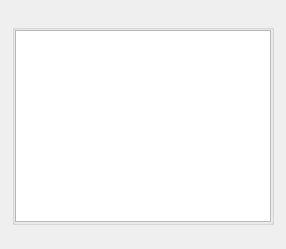
Above: src/gambitpairing/ui/history_view.ui from gambit-devs/gambit-pairing before the change. Below: the same form after it.
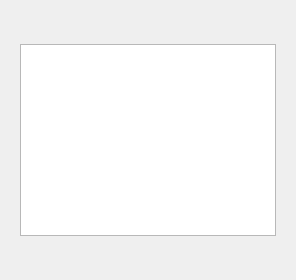
That is the form after the change.

The edit to the form file:
```diff
--- a/src/gambitpairing/ui/history_view.ui
+++ b/src/gambitpairing/ui/history_view.ui
@@ -6,60 +6,15 @@
    <string>History Log</string>
   </property>
   <layout class="QVBoxLayout" name="main_layout">
-   <property name="spacing">
-    <number>12</number>
-   </property>
-   <property name="leftMargin">
-    <number>12</number>
-   </property>
-   <property name="topMargin">
-    <number>12</number>
-   </property>
-   <property name="rightMargin">
-    <number>12</number>
-   </property>
-   <property name="bottomMargin">
-    <number>12</number>
-   </property>
    <item>
     <widget class="QWidget" name="header_container">
      <layout class="QVBoxLayout" name="header_layout">
-      <property name="leftMargin">
-       <number>0</number>
-      </property>
-      <property name="topMargin">
-       <number>0</number>
-      </property>
-      <property name="rightMargin">
-       <number>0</number>
-      </property>
-      <property name="bottomMargin">
-       <number>0</number>
-      </property>
      </layout>
     </widget>
    </item>
    <item>
-    <widget class="QGroupBox" name="history_group">
-     <property name="class" stdset="0">
-      <string>FlatContentGroup</string>
-     </property>
-     <property name="title">
-      <string/>
-     </property>
+    <widget class="QWidget" name="history_group">
      <layout class="QVBoxLayout" name="history_layout">
-      <property name="leftMargin">
-       <number>0</number>
-      </property>
-      <property name="topMargin">
-       <number>0</number>
-      </property>
-      <property name="rightMargin">
-       <number>0</number>
-      </property>
-      <property name="bottomMargin">
-       <number>0</number>
-      </property>
       <item>
        <widget class="QPlainTextEdit" name="history_log_widget">
         <property name="toolTip">
@@ -75,20 +30,7 @@
    </item>
    <item>
     <widget class="QWidget" name="placeholder_container">
-     <layout class="QVBoxLayout" name="placeholder_layout">
-      <property name="leftMargin">
-       <number>0</number>
-      </property>
-      <property name="topMargin">
-       <number>0</number>
-      </property>
-      <property name="rightMargin">
-       <number>0</number>
-      </property>
-      <property name="bottomMargin">
-       <number>0</number>
-      </property>
-     </layout>
+     <layout class="QVBoxLayout" name="placeholder_layout"/>
     </widget>
    </item>
   </layout>
```
